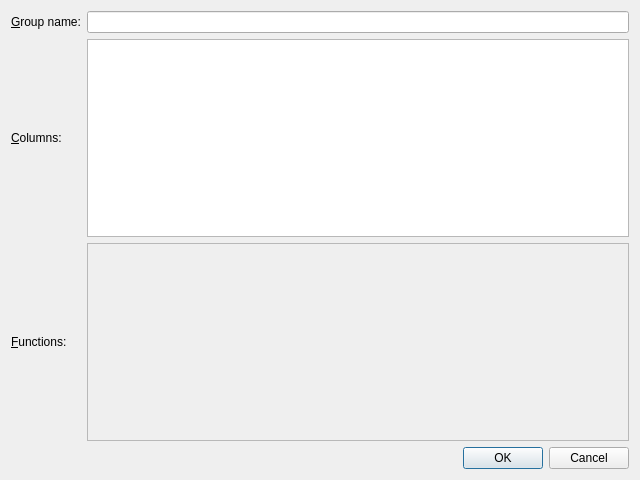
gkunter/coquery, file coquery/gui/ui/groupDialog.ui: the form before one commit.
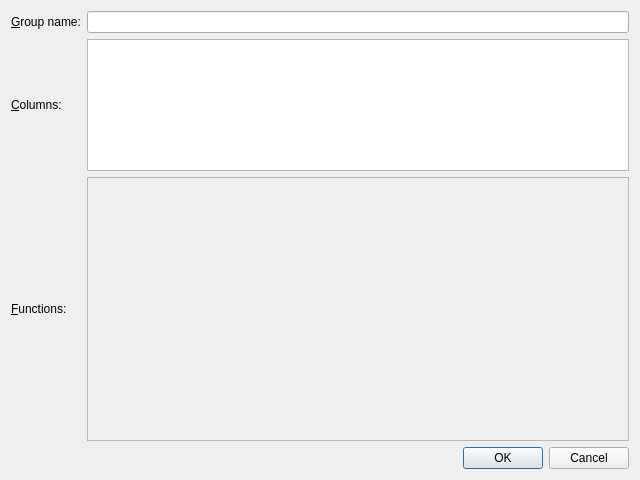
The form after the commit. Custom widgets are drawn as their Qt base class.

```diff
--- a/coquery/gui/ui/groupDialog.ui
+++ b/coquery/gui/ui/groupDialog.ui
@@ -13,7 +13,7 @@
   <property name="windowTitle">
    <string>Add a group – Coquery</string>
   </property>
-  <layout class="QGridLayout" name="verticalLayout" rowstretch="0,1,1,0">
+  <layout class="QGridLayout" name="verticalLayout" rowstretch="0,1,2,0">
    <item row="3" column="1">
     <widget class="QDialogButtonBox" name="buttonBox">
      <property name="orientation">
@@ -24,24 +24,6 @@
      </property>
     </widget>
    </item>
-   <item row="2" column="1">
-    <widget class="QScrollArea" name="scroll_area">
-     <property name="widgetResizable">
-      <bool>true</bool>
-     </property>
-     <widget class="QWidget" name="scroll_content">
-      <property name="geometry">
-       <rect>
-        <x>0</x>
-        <y>0</y>
-        <width>535</width>
-        <height>197</height>
-       </rect>
-      </property>
-      <layout class="QVBoxLayout" name="scroll_layout"/>
-     </widget>
-    </widget>
-   </item>
    <item row="2" column="0">
     <widget class="QLabel" name="label_3">
      <property name="text">
@@ -82,6 +64,31 @@
      </property>
     </widget>
    </item>
+   <item row="2" column="1">
+    <widget class="QScrollArea" name="scroll_area">
+     <property name="widgetResizable">
+      <bool>true</bool>
+     </property>
+     <widget class="QWidget" name="scroll_content">
+      <property name="geometry">
+       <rect>
+        <x>0</x>
+        <y>0</y>
+        <width>535</width>
+        <height>265</height>
+       </rect>
+      </property>
+      <layout class="QVBoxLayout" name="scroll_layout">
+       <property name="spacing">
+        <number>0</number>
+       </property>
+       <property name="margin">
+        <number>0</number>
+       </property>
+      </layout>
+     </widget>
+    </widget>
+   </item>
   </layout>
  </widget>
  <customwidgets>
```
